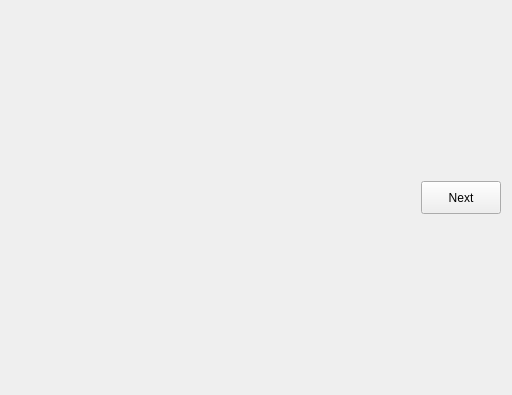
The window that graphics/ui_files/review_widget.ui (threezinedine/LearningEnglishApp) describes before a commit, drawn with Qt 5.
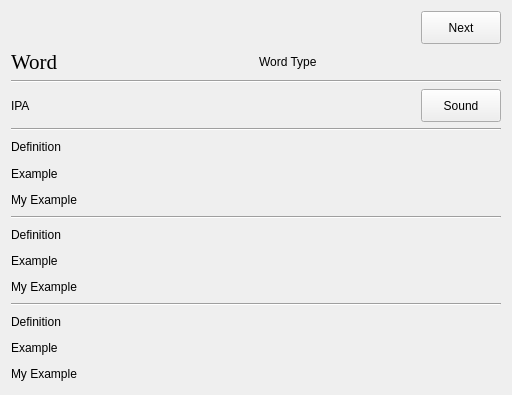
The same window after the commit.

The edit to the form file:
```diff
--- a/graphics/ui_files/review_widget.ui
+++ b/graphics/ui_files/review_widget.ui
@@ -47,7 +47,165 @@
       </layout>
      </item>
      <item>
-      <layout class="QVBoxLayout" name="verticalLayout_3"/>
+      <layout class="QVBoxLayout" name="verticalLayout_3">
+       <item>
+        <layout class="QVBoxLayout" name="verticalLayout_5">
+         <item>
+          <layout class="QHBoxLayout" name="horizontalLayout_2">
+           <item>
+            <widget class="QLabel" name="word_label">
+             <property name="font">
+              <font>
+               <family>Times New Roman</family>
+               <pointsize>16</pointsize>
+              </font>
+             </property>
+             <property name="text">
+              <string>Word</string>
+             </property>
+            </widget>
+           </item>
+           <item>
+            <widget class="QLabel" name="word_type_label">
+             <property name="text">
+              <string>Word Type</string>
+             </property>
+            </widget>
+           </item>
+          </layout>
+         </item>
+         <item>
+          <widget class="Line" name="line_4">
+           <property name="orientation">
+            <enum>Qt::Horizontal</enum>
+           </property>
+          </widget>
+         </item>
+         <item>
+          <layout class="QHBoxLayout" name="horizontalLayout_3" stretch="9,1">
+           <item>
+            <widget class="QLabel" name="ipa_label">
+             <property name="text">
+              <string>IPA</string>
+             </property>
+            </widget>
+           </item>
+           <item>
+            <widget class="QPushButton" name="sound_button">
+             <property name="styleSheet">
+              <string notr="true">QPushButton {
+	width: 25px;
+	height: 25px;
+}
+
+</string>
+             </property>
+             <property name="text">
+              <string>Sound</string>
+             </property>
+            </widget>
+           </item>
+          </layout>
+         </item>
+        </layout>
+       </item>
+       <item>
+        <widget class="Line" name="line_3">
+         <property name="orientation">
+          <enum>Qt::Horizontal</enum>
+         </property>
+        </widget>
+       </item>
+       <item>
+        <layout class="QVBoxLayout" name="verticalLayout_7">
+         <item>
+          <widget class="QLabel" name="definition_label_1">
+           <property name="text">
+            <string>Definition</string>
+           </property>
+          </widget>
+         </item>
+         <item>
+          <widget class="QLabel" name="example_label_1">
+           <property name="text">
+            <string>Example</string>
+           </property>
+          </widget>
+         </item>
+         <item>
+          <widget class="QLabel" name="my_example_label_1">
+           <property name="text">
+            <string>My Example</string>
+           </property>
+          </widget>
+         </item>
+        </layout>
+       </item>
+       <item>
+        <widget class="Line" name="line_2">
+         <property name="orientation">
+          <enum>Qt::Horizontal</enum>
+         </property>
+        </widget>
+       </item>
+       <item>
+        <layout class="QVBoxLayout" name="verticalLayout_6">
+         <item>
+          <widget class="QLabel" name="definition_label_2">
+           <property name="text">
+            <string>Definition</string>
+           </property>
+          </widget>
+         </item>
+         <item>
+          <widget class="QLabel" name="example_label_2">
+           <property name="text">
+            <string>Example</string>
+           </property>
+          </widget>
+         </item>
+         <item>
+          <widget class="QLabel" name="my_example_label_2">
+           <property name="text">
+            <string>My Example</string>
+           </property>
+          </widget>
+         </item>
+        </layout>
+       </item>
+       <item>
+        <widget class="Line" name="line">
+         <property name="orientation">
+          <enum>Qt::Horizontal</enum>
+         </property>
+        </widget>
+       </item>
+       <item>
+        <layout class="QVBoxLayout" name="verticalLayout_4">
+         <item>
+          <widget class="QLabel" name="definition_label_3">
+           <property name="text">
+            <string>Definition</string>
+           </property>
+          </widget>
+         </item>
+         <item>
+          <widget class="QLabel" name="example_label_3">
+           <property name="text">
+            <string>Example</string>
+           </property>
+          </widget>
+         </item>
+         <item>
+          <widget class="QLabel" name="my_example_label_3">
+           <property name="text">
+            <string>My Example</string>
+           </property>
+          </widget>
+         </item>
+        </layout>
+       </item>
+      </layout>
      </item>
     </layout>
    </item>
```
Left out of the diff: 2 changed lines with no effect on the pictures.
